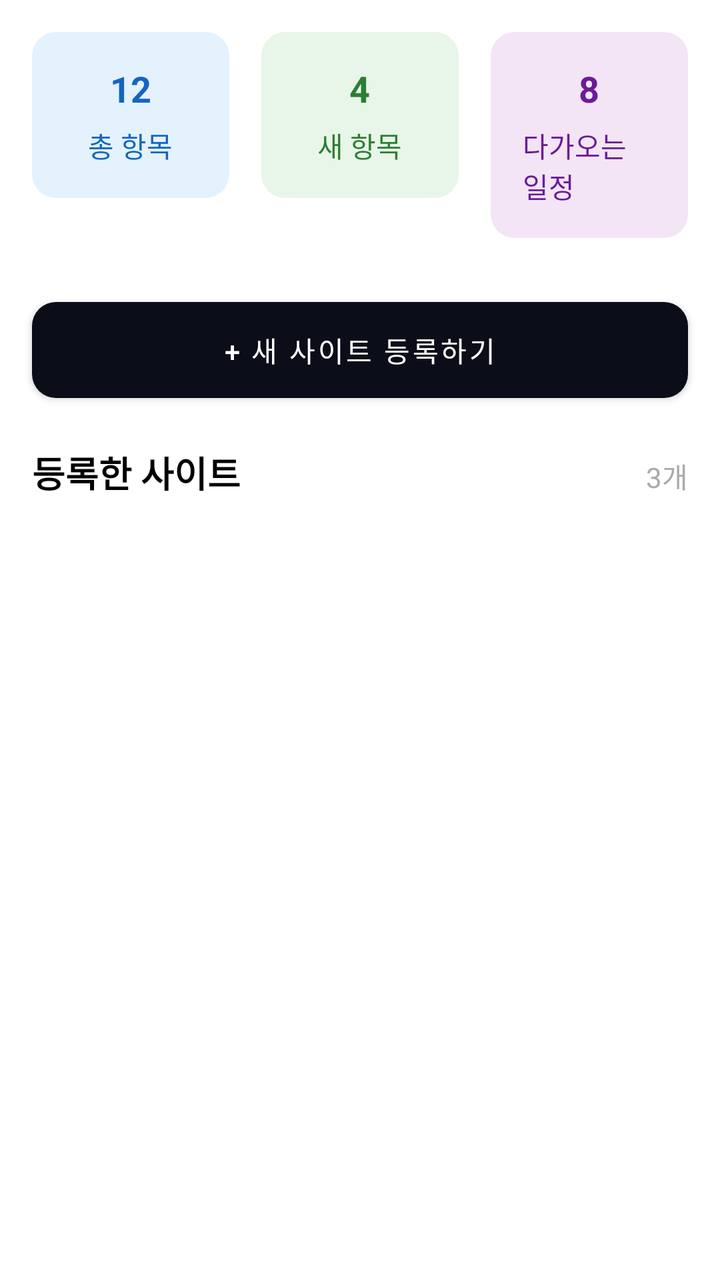
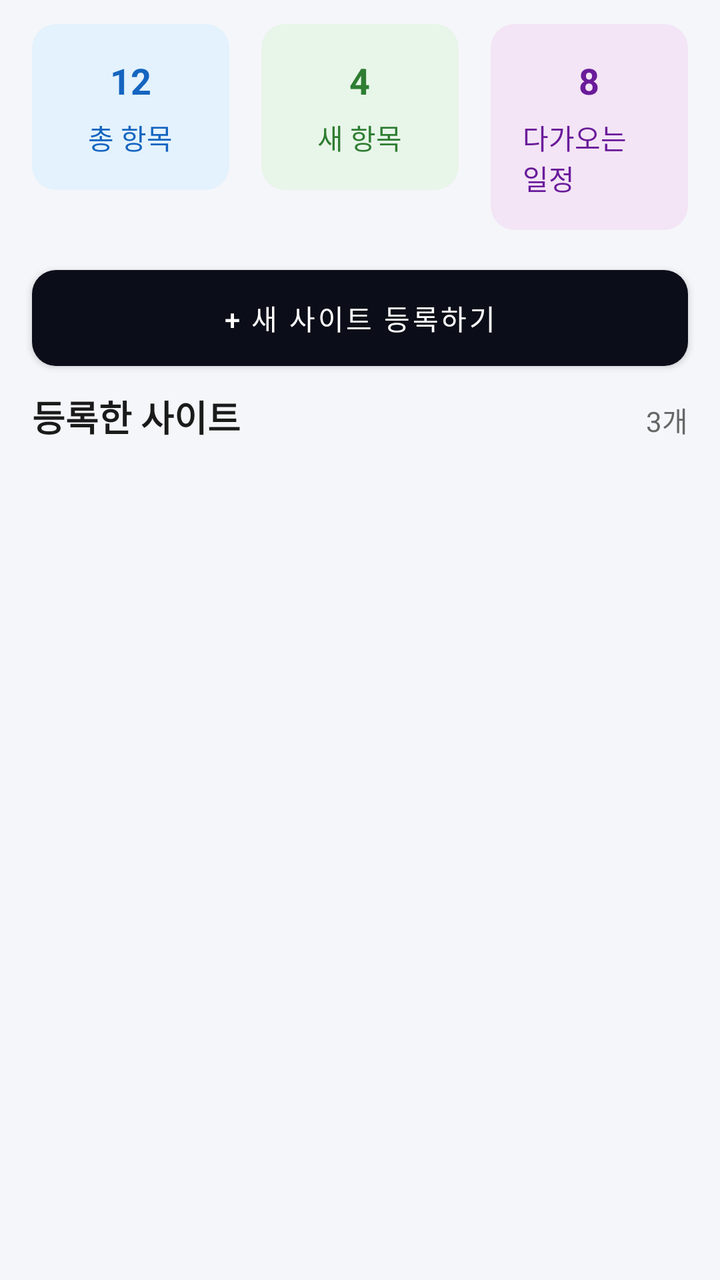

Before-and-after screenshots of an Android layout around one commit, followed by the original layout XML and the change that was made.
<!-- AndroidManifest.xml: application theme Theme.mobile_android -->
<!-- res/layout/fragment_home.xml -->
<?xml version="1.0" encoding="utf-8"?>
<androidx.constraintlayout.widget.ConstraintLayout xmlns:android="http://schemas.android.com/apk/res/android"
    xmlns:app="http://schemas.android.com/apk/res-auto"
    xmlns:tools="http://schemas.android.com/tools"
    android:layout_width="match_parent"
    android:layout_height="match_parent"
    tools:context=".ui.home.HomeFragment">

    <LinearLayout
        android:id="@+id/summary_section"
        android:layout_width="0dp"
        android:layout_height="wrap_content"
        android:orientation="horizontal"
        android:padding="16dp"
        app:layout_constraintTop_toTopOf="parent"
        app:layout_constraintStart_toStartOf="parent"
        app:layout_constraintEnd_toEndOf="parent"
        android:baselineAligned="false">

        
        <LinearLayout
            android:layout_width="0dp"
            android:layout_height="wrap_content"
            android:layout_weight="1"
            android:orientation="vertical"
            android:gravity="center"
            android:background="@drawable/bg_total_items"
            android:padding="16dp"
            android:layout_marginEnd="8dp">

            <TextView
                android:id="@+id/tv_total_items"
                android:layout_width="wrap_content"
                android:layout_height="wrap_content"
                android:text="12"
                android:textSize="18sp"
                android:textColor="#1565C0"
                android:textStyle="bold"
                android:layout_marginBottom="6dp"/>

            <TextView
                android:layout_width="wrap_content"
                android:layout_height="wrap_content"
                android:text="총 항목"
                android:textColor="#1565C0"
                android:textSize="14sp"/>
        </LinearLayout>

        
        <LinearLayout
            android:layout_width="0dp"
            android:layout_height="wrap_content"
            android:layout_weight="1"
            android:orientation="vertical"
            android:gravity="center"
            android:background="@drawable/bg_new_items"
            android:padding="16dp"
            android:layout_marginStart="8dp"
            android:layout_marginEnd="8dp">

            <TextView
                android:id="@+id/tv_new_items"
                android:layout_width="wrap_content"
                android:layout_height="wrap_content"
                android:text="4"
                android:textSize="18sp"
                android:textColor="#2E7D32"
                android:textStyle="bold"
                android:layout_marginBottom="6dp"/>

            <TextView
                android:layout_width="wrap_content"
                android:layout_height="wrap_content"
                android:text="새 항목"
                android:textColor="#2E7D32"
                android:textSize="14sp"/>
        </LinearLayout>

        
        <LinearLayout
            android:layout_width="0dp"
            android:layout_height="wrap_content"
            android:layout_weight="1"
            android:orientation="vertical"
            android:gravity="center"
            android:background="@drawable/bg_upcoming_items"
            android:padding="16dp"
            android:layout_marginStart="8dp">

            <TextView
                android:id="@+id/tv_upcoming_items"
                android:layout_width="wrap_content"
                android:layout_height="wrap_content"
                android:text="8"
                android:textSize="18sp"
                android:textColor="#6A1B9A"
                android:textStyle="bold"
                android:layout_marginBottom="6dp"/>

            <TextView
                android:layout_width="wrap_content"
                android:layout_height="wrap_content"
                android:text="다가오는 일정"
                android:textColor="#6A1B9A"
                android:textSize="14sp"/>
        </LinearLayout>
    </LinearLayout>

    <Button
        android:id="@+id/add_site_button"
        android:layout_width="0dp"
        android:layout_height="wrap_content"
        android:text="+ 새 사이트 등록하기"
        android:textColor="@android:color/white"
        android:background="@drawable/bg_add_site_button"
        app:layout_constraintTop_toBottomOf="@id/summary_section"
        app:layout_constraintStart_toStartOf="parent"
        app:layout_constraintEnd_toEndOf="parent"
        android:layout_marginStart="16dp"
        android:layout_marginEnd="16dp"
        android:layout_marginTop="16dp"/>

    <TextView
        android:id="@+id/tv_registered_sites_title"
        android:layout_width="wrap_content"
        android:layout_height="wrap_content"
        android:text="등록한 사이트"
        android:textSize="18sp"
        android:textStyle="bold"
        android:textColor="@android:color/black"
        android:layout_marginStart="16dp"
        android:layout_marginTop="24dp"
        app:layout_constraintStart_toStartOf="parent"
        app:layout_constraintTop_toBottomOf="@+id/add_site_button" />

    <TextView
        android:id="@+id/tv_site_count"
        android:layout_width="wrap_content"
        android:layout_height="wrap_content"
        android:text="3개"
        android:textColor="@android:color/darker_gray"
        android:layout_marginEnd="16dp"
        app:layout_constraintEnd_toEndOf="parent"
        app:layout_constraintBaseline_toBaselineOf="@id/tv_registered_sites_title" />

    <androidx.recyclerview.widget.RecyclerView
        android:id="@+id/rv_sites"
        android:layout_width="match_parent"
        android:layout_height="0dp"
        android:layout_marginTop="16dp"
        app:layout_constraintTop_toBottomOf="@+id/tv_registered_sites_title"
        app:layout_constraintBottom_toBottomOf="parent" />

</androidx.constraintlayout.widget.ConstraintLayout>
<!-- resources referenced by this layout -->
<resources>
  <!-- drawable bg_add_site_button (drawable) -->
  <?xml version="1.0" encoding="utf-8"?>
  <shape xmlns:android="http://schemas.android.com/apk/res/android"
      android:shape="rectangle">
      <solid android:color="#2196F3" />
      <corners android:radius="12dp" />
  </shape>
  <!-- drawable bg_new_items (drawable) -->
  <?xml version="1.0" encoding="utf-8"?>
  <shape xmlns:android="http://schemas.android.com/apk/res/android"
      android:shape="rectangle">
      <solid android:color="#E8F5E9" />
      <corners android:radius="12dp" />
  </shape>
  <!-- drawable bg_total_items (drawable) -->
  <?xml version="1.0" encoding="utf-8"?>
  <shape xmlns:android="http://schemas.android.com/apk/res/android"
      android:shape="rectangle">
      <solid android:color="#E3F2FD" />
      <corners android:radius="12dp" />
  </shape>
  <!-- drawable bg_upcoming_items (drawable) -->
  <?xml version="1.0" encoding="utf-8"?>
  <shape xmlns:android="http://schemas.android.com/apk/res/android"
      android:shape="rectangle">
      <solid android:color="#F3E5F5" />
      <corners android:radius="12dp" />
  </shape>
  <style name="Theme.mobile_android" parent="Base.Theme.mobile_android" />
  <style name="Base.Theme.mobile_android" parent="Theme.MaterialComponents.DayNight.NoActionBar">
          
  
          <item name="colorPrimary">@color/login_bg1</item>
          <item name="colorPrimaryVariant">@color/login_bg1</item>
          <item name="colorOnPrimary">@color/white</item>
          <item name="colorSecondary">@color/login_bg2</item>
          <item name="colorSecondaryVariant">@color/login_bg2</item>
          <item name="colorOnSecondary">@color/login_bg2</item>
          <item name="android:statusBarColor">@color/login_bg1</item>
      </style>
  <color name="login_bg1">#0B0E18</color>
  <color name="white">#FFFFFFFF</color>
  <color name="login_bg2">#673AB7</color>
</resources>

<!-- the commit's change to res/layout/fragment_home.xml (unified diff, before → after) -->
@@ -4,6 +4,7 @@
     xmlns:tools="http://schemas.android.com/tools"
     android:layout_width="match_parent"
     android:layout_height="match_parent"
+    android:background="@color/screen_background"
     tools:context=".ui.home.HomeFragment">
 
     <LinearLayout
@@ -11,7 +12,9 @@
         android:layout_width="0dp"
         android:layout_height="wrap_content"
         android:orientation="horizontal"
-        android:padding="16dp"
+        android:paddingHorizontal="@dimen/screen_horizontal_padding"
+        android:paddingTop="@dimen/item_spacing"
+        android:paddingBottom="@dimen/item_spacing"
         app:layout_constraintTop_toTopOf="parent"
         app:layout_constraintStart_toStartOf="parent"
         app:layout_constraintEnd_toEndOf="parent"
@@ -116,9 +119,9 @@
         app:layout_constraintTop_toBottomOf="@id/summary_section"
         app:layout_constraintStart_toStartOf="parent"
         app:layout_constraintEnd_toEndOf="parent"
-        android:layout_marginStart="16dp"
-        android:layout_marginEnd="16dp"
-        android:layout_marginTop="16dp"/>
+        android:layout_marginStart="@dimen/screen_horizontal_padding"
+        android:layout_marginEnd="@dimen/screen_horizontal_padding"
+        android:layout_marginTop="@dimen/item_spacing_small"/>
 
     <TextView
         android:id="@+id/tv_registered_sites_title"
@@ -127,9 +130,9 @@
         android:text="등록한 사이트"
         android:textSize="18sp"
         android:textStyle="bold"
-        android:textColor="@android:color/black"
-        android:layout_marginStart="16dp"
-        android:layout_marginTop="24dp"
+        android:textColor="#1A1A1A"
+        android:layout_marginStart="@dimen/screen_horizontal_padding"
+        android:layout_marginTop="@dimen/item_spacing"
         app:layout_constraintStart_toStartOf="parent"
         app:layout_constraintTop_toBottomOf="@+id/add_site_button" />
 
@@ -138,8 +141,8 @@
         android:layout_width="wrap_content"
         android:layout_height="wrap_content"
         android:text="3개"
-        android:textColor="@android:color/darker_gray"
-        android:layout_marginEnd="16dp"
+        android:textColor="#666666"
+        android:layout_marginEnd="@dimen/screen_horizontal_padding"
         app:layout_constraintEnd_toEndOf="parent"
         app:layout_constraintBaseline_toBaselineOf="@id/tv_registered_sites_title" />
 
@@ -147,7 +150,11 @@
         android:id="@+id/rv_sites"
         android:layout_width="match_parent"
         android:layout_height="0dp"
-        android:layout_marginTop="16dp"
+        android:layout_marginTop="@dimen/item_spacing"
+        android:clipToPadding="false"
+        android:clipChildren="false"
+        android:paddingHorizontal="@dimen/screen_horizontal_padding"
+        android:paddingBottom="@dimen/screen_bottom_padding"
         app:layout_constraintTop_toBottomOf="@+id/tv_registered_sites_title"
         app:layout_constraintBottom_toBottomOf="parent" />
 
<!-- resource entries referenced after the edit -->
@@ -1,5 +1,10 @@
 <!-- resources referenced by this layout -->
 <resources>
+  <color name="screen_background">#F5F6FA</color>
+  <dimen name="item_spacing">12dp</dimen>
+  <dimen name="item_spacing_small">8dp</dimen>
+  <dimen name="screen_bottom_padding">80dp</dimen>
+  <dimen name="screen_horizontal_padding">16dp</dimen>
   <!-- drawable bg_add_site_button (drawable) -->
   <?xml version="1.0" encoding="utf-8"?>
   <shape xmlns:android="http://schemas.android.com/apk/res/android"
